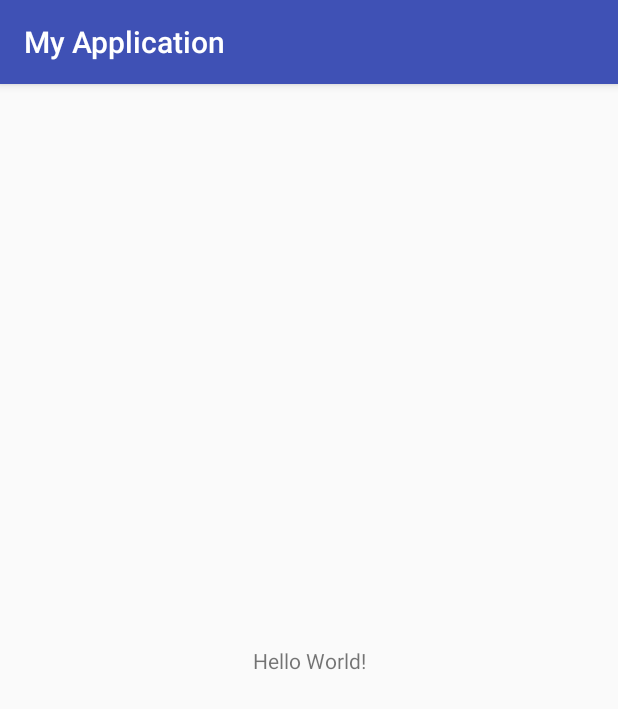
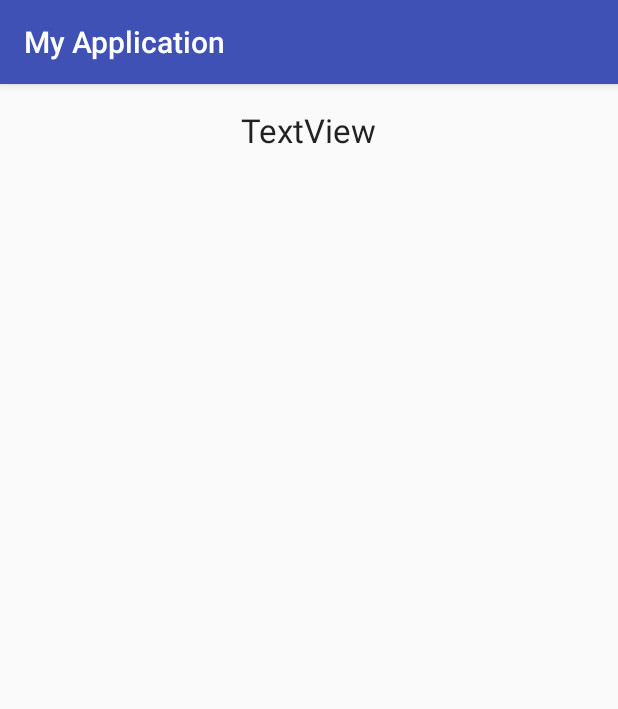
Before and after one commit to ysera34/kotlin-tutorials, an Android app: the screen it shows after launch (MainActivity), on a phone screen of 412 x 824 dp. Shown: the top 709 px of the screen. Run offline under Robolectric (Android 15) with nearby library versions, the light colour scheme and no system bars.

Commit message:
chapter03 MyApplication xml layout, translations editor

```diff
--- a/survival/chapter03/MyApplication/app/src/main/res/layout/activity_main.xml
+++ b/survival/chapter03/MyApplication/app/src/main/res/layout/activity_main.xml
@@ -7,10 +7,12 @@
     tools:context="org.inframincer.myapplication.MainActivity">
 
     <TextView
+        android:id="@+id/textView"
         android:layout_width="wrap_content"
         android:layout_height="wrap_content"
-        android:text="Hello World!"
-        app:layout_constraintBottom_toBottomOf="parent"
+        android:layout_marginTop="16dp"
+        android:text="@string/text_view"
+        android:textAppearance="@style/TextAppearance.AppCompat.Large"
         app:layout_constraintLeft_toLeftOf="parent"
         app:layout_constraintRight_toRightOf="parent"
         app:layout_constraintTop_toTopOf="parent" />
--- a/survival/chapter03/MyApplication/app/src/main/res/values/strings.xml
+++ b/survival/chapter03/MyApplication/app/src/main/res/values/strings.xml
@@ -1,3 +1,4 @@
 <resources>
     <string name="app_name">My Application</string>
+    <string name="text_view">TextView</string>
 </resources>
```
Also changed, not shown: 1 other file.
